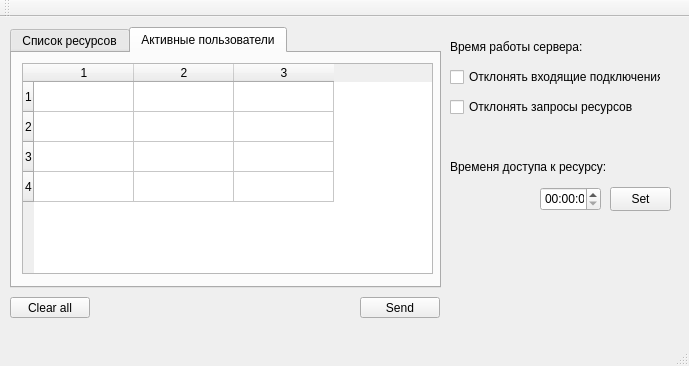
Old version of the form mainwindow.ui in the repository touch-my-tralala/test_client.
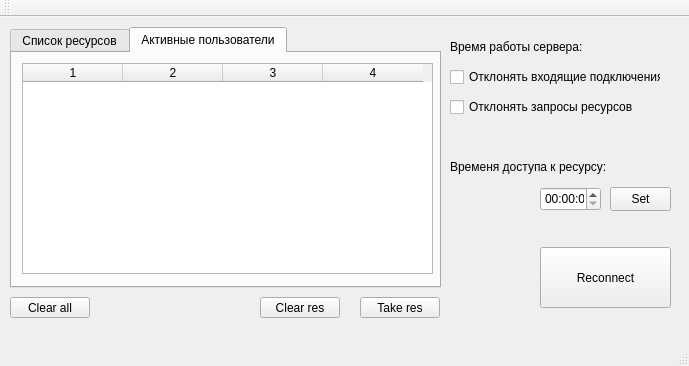
New version of the form. The open tabs and pages were chosen to show the change.

Commit message: add slots clearAllRes_btn, takeRes_btn, clearRes_btn. fix json parse autorization type

```diff
--- a/mainwindow.ui
+++ b/mainwindow.ui
@@ -37,7 +37,7 @@
      </rect>
     </property>
     <property name="text">
-     <string>Send</string>
+     <string>Take res</string>
     </property>
    </widget>
    <widget class="QCheckBox" name="checkBox">
@@ -131,15 +131,12 @@
        <bool>true</bool>
       </property>
       <property name="rowCount">
-       <number>4</number>
+       <number>0</number>
       </property>
       <property name="columnCount">
-       <number>3</number>
+       <number>4</number>
       </property>
-      <row/>
-      <row/>
-      <row/>
-      <row/>
+      <column/>
       <column/>
       <column/>
       <column/>
@@ -195,6 +192,32 @@
      </rect>
     </property>
    </widget>
+   <widget class="QPushButton" name="clearRes_btn">
+    <property name="geometry">
+     <rect>
+      <x>260</x>
+      <y>280</y>
+      <width>80</width>
+      <height>21</height>
+     </rect>
+    </property>
+    <property name="text">
+     <string>Clear res</string>
+    </property>
+   </widget>
+   <widget class="QPushButton" name="reconnect_btn">
+    <property name="geometry">
+     <rect>
+      <x>540</x>
+      <y>230</y>
+      <width>131</width>
+      <height>61</height>
+     </rect>
+    </property>
+    <property name="text">
+     <string>Reconnect</string>
+    </property>
+   </widget>
   </widget>
   <widget class="QMenuBar" name="menuBar">
    <property name="geometry">
```
Left out of the diff: 12 changed lines with no effect on the pictures. The commit also changes 2 other files.
